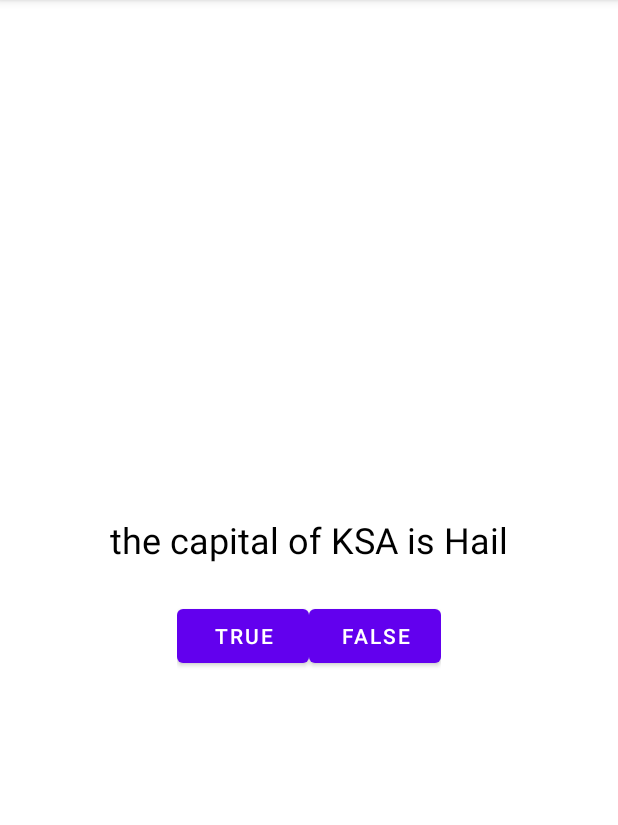
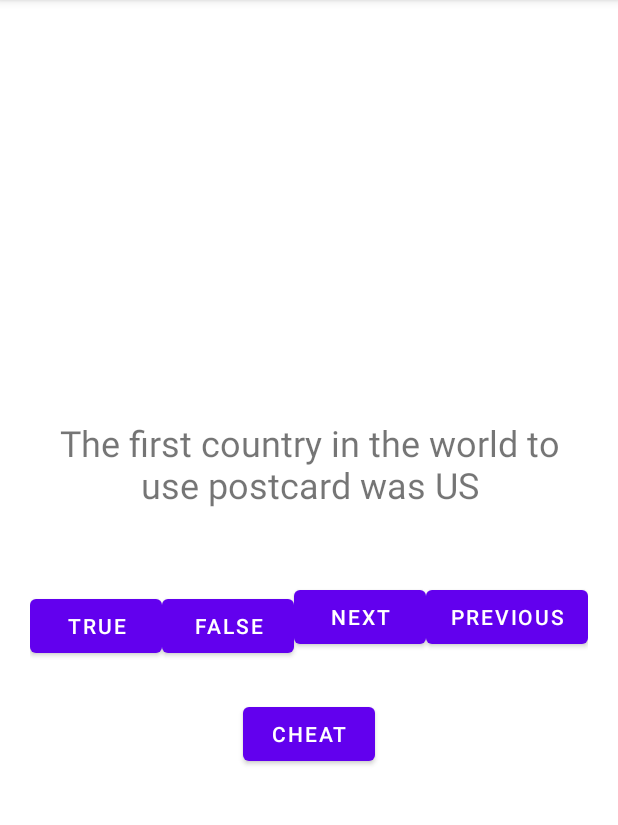
Before and after one commit to Tuwaiq-jed-kot2/week3_day4_GeoQuiz, an Android app: the screen it shows after launch (MainActivity), after a tap on "FALSE", on a phone screen of 412 x 824 dp, the part 84-909 px from its top. Run offline under Robolectric (Android 15) with nearby library versions, the phone set to English and light mode, and no system bars.

Commit message:
I tried everyt i got error

```diff
--- a/app/build.gradle
+++ b/app/build.gradle
@@ -37,7 +37,8 @@ dependencies {
     implementation 'androidx.appcompat:appcompat:1.3.1'
     implementation 'com.google.android.material:material:1.4.0'
     implementation 'androidx.constraintlayout:constraintlayout:2.1.1'
-    testImplementation 'junit:junit:4.+'
+    testImplementation 'junit:junit:'
     androidTestImplementation 'androidx.test.ext:junit:1.1.3'
     androidTestImplementation 'androidx.test.espresso:espresso-core:3.4.0'
+
 }
--- a/app/src/main/AndroidManifest.xml
+++ b/app/src/main/AndroidManifest.xml
@@ -10,6 +10,9 @@
         android:supportsRtl="true"
         android:theme="@style/Theme.GeoQuiz">
         <activity
+            android:name=".CheatActivity"
+            android:exported="true" />
+        <activity
             android:name=".MainActivity"
             android:exported="true">
             <intent-filter>
--- a/app/src/main/java/com/example/geoquiz/MainActivity.kt
+++ b/app/src/main/java/com/example/geoquiz/MainActivity.kt
@@ -1,29 +1,118 @@
 package com.example.geoquiz
 
+
+import android.app.Activity
+import android.app.Instrumentation
+import android.content.Intent
 import androidx.appcompat.app.AppCompatActivity
 import android.os.Bundle
 import android.widget.Button
+import android.widget.TextView
 import android.widget.Toast
+import androidx.activity.result.ActivityResultLauncher
+import androidx.lifecycle.ViewModelProvider
+
+private const val REQUEST_CODE_CHEAT=1
+
 
 class MainActivity : AppCompatActivity() {
 
-   private lateinit var falseButton:Button
-   private lateinit var trueButton:Button
+
+
+    private lateinit var falseButton: Button
+    private lateinit var trueButton: Button
+    private lateinit var nextButton: Button
+    private lateinit var previousButton: Button
+    private lateinit var cheatButton: Button
+    private lateinit var questionTv: TextView
+
+    private val quizViewModel by lazy {
+        ViewModelProvider(this).get(QuizViewModel::class.java)
+    }
+
+
+   override fun onActivityResult(requestCode:Int,resultCode: Int,data:Intent?) {
+
+        super.onActivityResult(requestCode, resultCode, data)
+
+        if (resultCode != Activity.RESULT_OK) {
+
+            return
+
+        }
+        if (requestCode == REQUEST_CODE_CHEAT) {
+         quizViewModel.isCheater=
+             data?.getBooleanExtra(EXTRA_ANSWER_SHOWN,false)?: false
+
+        }
+
+    }
+
 
     override fun onCreate(savedInstanceState: Bundle?) {
         super.onCreate(savedInstanceState)
+
         setContentView(R.layout.activity_main)
 
+        buttons()
+        updateQuestion()
+        listeners()
+
+    }
+
+    private fun listeners() {
+        trueButton.setOnClickListener {
+            checkAnswer(true)
+        }
+
+        falseButton.setOnClickListener {
+            checkAnswer(false)
+        }
+
+        nextButton.setOnClickListener {
+            quizViewModel.nextQuestion()
+            updateQuestion()
+        }
+        previousButton.setOnClickListener {
+            quizViewModel.previousQuestion()
+            updateQuestion()
+        }
+
+        cheatButton.setOnClickListener {
+
+          val intent= Intent(this,CheatActivity::class.java)
+            startActivity(intent)
+
+        }
+        updateQuestion()
+    }
+    private fun updateQuestion() {
+
+        val questionId = quizViewModel.currentQuestion
+        questionTv.setText(questionId)
+
+    }
+
+    private fun checkAnswer(userAnswer: Boolean) {
+        val correctAnswer: Boolean = quizViewModel.currentAnswer
+    val massageResId= when {
+
+        quizViewModel.isCheater -> R.string.judgemental_massage_toast
+        userAnswer == correctAnswer -> R.string.correct_toast
+        else -> R.string.incorrect_toast
+
+    }
+       Toast.makeText(this,massageResId,Toast.LENGTH_LONG)
+           .show()
+
+    }
+
+    private fun buttons() {
         falseButton = findViewById(R.id.false_button)
         trueButton = findViewById(R.id.true_button)
-
-        falseButton.setOnClickListener {
-            Toast.makeText(this,R.string.incorrect_toast,Toast.LENGTH_LONG).show()
-        }
-
-        trueButton.setOnClickListener {
-            Toast.makeText(this,R.string.correct_toast,Toast.LENGTH_LONG).show()
-        }
-
+        nextButton = findViewById(R.id.next_button)
+        previousButton = findViewById(R.id.previous_button)
+        cheatButton = findViewById(R.id.cheatButton)
+        questionTv = findViewById(R.id.questionTv)
     }
 }
--- /dev/null
+++ b/app/src/main/java/com/example/geoquiz/Question.kt
@@ -0,0 +1,10 @@
+package com.example.geoquiz
+
+import androidx.annotation.StringRes
+
+data class Question(@StringRes val questionResId:Int,val answer:Boolean) {
+
+
+
+
+}
--- /dev/null
+++ b/app/src/main/java/com/example/geoquiz/QuizViewModel.kt
@@ -0,0 +1,41 @@
+package com.example.geoquiz
+
+import androidx.lifecycle.ViewModel
+
+class QuizViewModel:ViewModel() {
+
+    private var currentIndex= 0
+
+    var isCheater =false
+
+    private val questionBank = listOf(
+        Question(R.string.Q1,true),
+        Question(R.string.Q2,false),
+        Question(R.string.Q3,true),
+        Question(R.string.Q4,false),
+        Question(R.string.Q5,false)
+
+    )
+
+
+    val currentQuestion:Int
+        get() = questionBank[currentIndex].questionResId
+
+    val currentAnswer:Boolean
+    get() = questionBank[currentIndex].answer
+
+
+    fun nextQuestion(){
+        currentIndex = if (currentIndex < questionBank.size-1 ) ++currentIndex else currentIndex
+    }
+
+    fun previousQuestion(){
+        currentIndex = if (currentIndex < questionBank.size+1 ) --currentIndex else currentIndex
+    }
+
+
+
+
+
+
+}
--- a/app/src/main/res/layout/activity_main.xml
+++ b/app/src/main/res/layout/activity_main.xml
@@ -1,6 +1,6 @@
 <?xml version="1.0" encoding="utf-8"?>
 <LinearLayout xmlns:android="http://schemas.android.com/apk/res/android"
-    xmlns:app="http://schemas.android.com/apk/res-auto"
+
     xmlns:tools="http://schemas.android.com/tools"
     android:layout_width="match_parent"
     android:layout_height="match_parent"
@@ -9,13 +9,12 @@
     tools:context=".MainActivity">
 
     <TextView
-        android:id="@+id/textView2"
-        android:layout_width="match_parent"
+        android:id="@+id/questionTv"
+        android:layout_width="wrap_content"
         android:layout_height="wrap_content"
         android:padding="24dp"
-        android:text="@string/question_text"
+        android:text="@string/Q1"
         android:textAlignment="center"
-        android:textColor="#000000"
         android:textSize="24sp" />
 
     <LinearLayout
@@ -27,14 +26,39 @@
             android:id="@+id/true_button"
             android:layout_width="wrap_content"
             android:layout_height="wrap_content"
-            android:layout_weight="1"
+            android:layout_marginTop="30dp"
             android:text="@string/true_button" />
 
         <Button
             android:id="@+id/false_button"
             android:layout_width="wrap_content"
             android:layout_height="wrap_content"
-            android:layout_weight="1"
+            android:layout_marginTop="30dp"
             android:text="@string/false_button" />
+
+        <Button
+            android:id="@+id/next_button"
+            android:layout_width="wrap_content"
+            android:layout_height="wrap_content"
+            android:layout_marginTop="24dp"
+            android:text="@string/next_button" />
+
+        <Button
+            android:id="@+id/previous_button"
+            android:layout_width="wrap_content"
+            android:layout_height="wrap_content"
+            android:layout_marginTop="24dp"
+            android:text="@string/previous_button" />
+
+
     </LinearLayout>
+
+
+    <Button
+        android:id="@+id/cheatButton"
+        android:layout_width="wrap_content"
+        android:layout_height="wrap_content"
+        android:layout_marginTop="24dp"
+        android:text="@string/cheat_button" />
+
 </LinearLayout>
--- a/app/src/main/res/values/strings.xml
+++ b/app/src/main/res/values/strings.xml
@@ -1,11 +1,22 @@
 <resources>
     <string name="app_name">GeoQuiz</string>
+    <string name="true_button">True</string>
+    <string name="cheat_button" > Cheat</string>
+    <string name="false_button">False</string>
+    <string name="next_button">Next</string>
+    <string name="previous_button">Previous</string>
+    <string name="correct_toast">Correct!! &#128077;</string>
+    <string name="incorrect_toast">Incorrect!! &#128078; </string>
+    <string name="warning_text"> Are OK with that !! &#128574; </string>
+    <string name="judgemental_massage_toast"> Shame on you Cheater !! &#128574; </string>
+    <string name="answer_text">Answer!!</string>
+    <string name="show_answer_button">Show_answer_button!!</string>
+    <string name="Q1">The first country in the world to use postcard was US</string>
+    <string name="Q2">A male Canary tend to have a better singing voice than a female </string>
+    <string name="Q3">Dogs have an appendix</string>
+    <string name="Q4">Bill gates the founder of amazon</string>
+    <string name="Q5">Mice have more bones than human</string>
 
-    <string name="question_text"> the capital of KSA is Hail  </string>
-    <string name="true_button">True</string>
-    <string name="false_button">False</string>
-    <string name="correct_toast">Correct !!</string>
-    <string name="incorrect_toast">Incorrect!!</string>
 
 
 </resources>
--- a/build.gradle
+++ b/build.gradle
@@ -5,7 +5,7 @@ buildscript {
         mavenCentral()
     }
     dependencies {
-        classpath "com.android.tools.build:gradle:7.0.1"
+        classpath "com.android.tools.build:gradle:7.0.3"
         classpath "org.jetbrains.kotlin:kotlin-gradle-plugin:1.5.31"
 
         // NOTE: Do not place your application dependencies here; they belong
--- a/settings.gradle
+++ b/settings.gradle
@@ -3,7 +3,7 @@ dependencyResolutionManagement {
     repositories {
         google()
         mavenCentral()
-        jcenter() // Warning: this repository is going to shut down soon
+        mavenCentral() // Warning: this repository is going to shut down soon
     }
 }
 rootProject.name = "GeoQuiz"
```
Also changed, not shown: app/src/main/java/com/example/geoquiz/CheatActivity.kt (added, +79 -0 lines), app/src/main/res/layout/activity_cheat.xml (added, +43 -0 lines), 1 other file.
